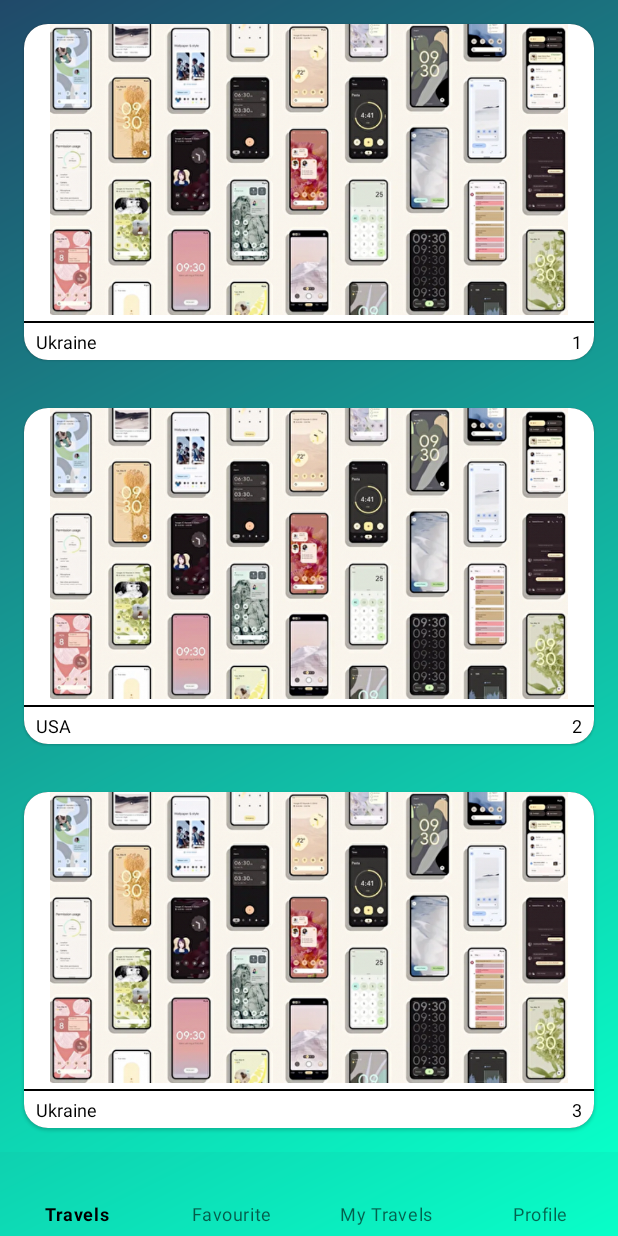
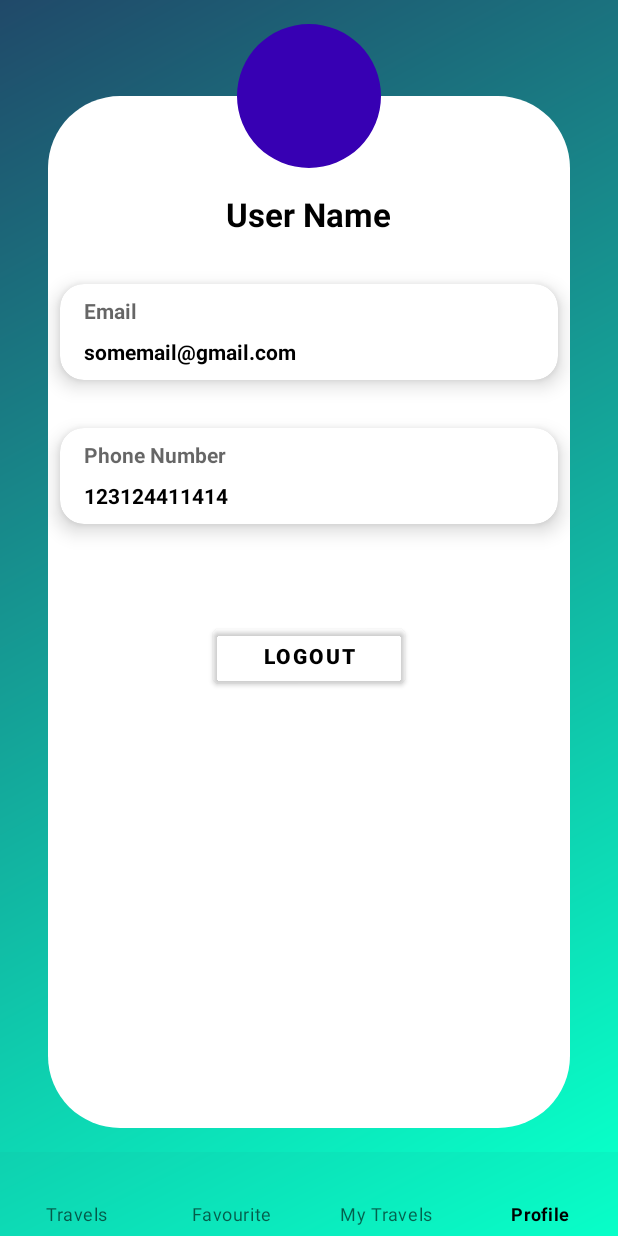
Before and after one commit to PasararAndrey/TravelProject, an Android app: the screen it shows after launch (MainActivity), on a phone screen of 412 x 824 dp. Run offline under Robolectric (Android 15) with nearby library versions, the phone set to English and light mode, and no system bars; our stand-ins replace Dagger/Hilt's generated code, navigation-ui.

Commit message:
-Added profile and general travel information screens -Fixed small bottom navigation issues

```diff
--- a/app/src/main/java/com/travelproject/presentation/travels/TravelsFragment.kt
+++ b/app/src/main/java/com/travelproject/presentation/travels/TravelsFragment.kt
@@ -2,8 +2,8 @@ package com.travelproject.presentation.travels
 
 import android.os.Bundle
 import android.view.View
-import android.widget.Toast
 import androidx.fragment.app.Fragment
+import androidx.navigation.fragment.findNavController
 import androidx.recyclerview.widget.LinearLayoutManager
 import com.travelproject.R
 import com.travelproject.databinding.FragmentTravelsBinding
@@ -21,7 +21,8 @@ class TravelsFragment : Fragment(R.layout.fragment_travels) {
         _binding = FragmentTravelsBinding.bind(view)
         val mAdapter = TravelsAdapter(
             TravelsListener { travelId: Int ->
-                Toast.makeText(requireContext(), "${travelId} pressed", Toast.LENGTH_LONG).show()
+                val action = TravelsFragmentDirections.actionTravelsFragmentToTravelGeneralFragment().setTravelId(travelId)
+                findNavController().navigate(action)
             })
 
 
--- /dev/null
+++ b/app/src/main/res/drawable/profile_bg.xml
@@ -0,0 +1,9 @@
+<?xml version="1.0" encoding="utf-8"?>
+<selector xmlns:android="http://schemas.android.com/apk/res/android">
+    <item>
+        <shape android:shape="rectangle">
+            <solid android:color="@color/white" />
+            <corners android:radius="48dp" />
+        </shape>
+    </item>
+</selector>
--- /dev/null
+++ b/app/src/main/res/drawable/profile_img.xml
@@ -0,0 +1,9 @@
+<?xml version="1.0" encoding="utf-8"?>
+<selector xmlns:android="http://schemas.android.com/apk/res/android">
+    <item>
+        <shape android:shape="rectangle" >
+            <solid android:color="@color/purple_700"/>
+            <corners android:radius="32dp"/>
+        </shape>
+    </item>
+</selector>
--- a/app/src/main/res/layout/fragment_profile.xml
+++ b/app/src/main/res/layout/fragment_profile.xml
@@ -1,14 +1,135 @@
 <?xml version="1.0" encoding="utf-8"?>
-<FrameLayout xmlns:android="http://schemas.android.com/apk/res/android"
+<androidx.coordinatorlayout.widget.CoordinatorLayout xmlns:android="http://schemas.android.com/apk/res/android"
+    xmlns:app="http://schemas.android.com/apk/res-auto"
     android:layout_width="match_parent"
     android:layout_height="match_parent"
-    >
+    xmlns:tools="http://schemas.android.com/tools"
+    android:background="@drawable/main_bg">
 
-    <TextView
+    <LinearLayout
+        android:id="@+id/profile_constraint"
         android:layout_width="match_parent"
-        android:layout_height="wrap_content"
-        android:layout_gravity="center"
-        android:text="Profile"
-        android:textAlignment="center"
-        android:textSize="64sp" />
-</FrameLayout>
+        android:layout_height="match_parent"
+        android:layout_marginStart="32dp"
+        android:layout_marginTop="64dp"
+        android:layout_marginEnd="32dp"
+        android:layout_marginBottom="16dp"
+        android:background="@drawable/profile_bg"
+        android:orientation="vertical">
+
+        <TextView
+            android:id="@+id/name"
+            android:layout_width="wrap_content"
+            android:layout_height="wrap_content"
+            android:layout_gravity="center"
+            android:layout_marginTop="64dp"
+            android:text="User Name"
+            android:textColor="@color/black"
+            android:textSize="22sp"
+            android:textStyle="bold" />
+
+        <androidx.cardview.widget.CardView
+            android:layout_width="match_parent"
+            android:layout_height="64dp"
+            android:layout_marginStart="8dp"
+            android:layout_marginTop="32dp"
+            android:layout_marginEnd="8dp"
+            app:cardBackgroundColor="@color/white"
+            app:cardCornerRadius="16dp"
+            app:cardElevation="8dp">
+
+            <LinearLayout
+                android:layout_width="match_parent"
+                android:layout_height="match_parent"
+                android:orientation="vertical">
+
+                <TextView
+                    android:layout_width="wrap_content"
+                    android:layout_height="wrap_content"
+                    android:layout_marginStart="16dp"
+                    android:layout_marginTop="8dp"
+                    android:text="Email"
+                    android:textColor="@color/black_60"
+                    android:textSize="14sp"
+                    android:textStyle="bold" />
+
+                <TextView
+                    android:layout_width="wrap_content"
+                    android:layout_height="wrap_content"
+                    android:layout_marginStart="16dp"
+                    android:layout_marginTop="8dp"
+                    android:text="somemail@gmail.com"
+                    android:textColor="@color/black"
+                    android:textSize="14sp"
+                    android:textStyle="bold" />
+
+            </LinearLayout>
+
+        </androidx.cardview.widget.CardView>
+
+
+        <androidx.cardview.widget.CardView
+            android:layout_width="match_parent"
+            android:layout_height="64dp"
+            android:layout_marginStart="8dp"
+            android:layout_marginTop="32dp"
+            android:layout_marginEnd="8dp"
+            app:cardBackgroundColor="@color/white"
+            app:cardCornerRadius="16dp"
+            app:cardElevation="8dp">
+
+            <LinearLayout
+                android:layout_width="match_parent"
+                android:layout_height="match_parent"
+                android:orientation="vertical">
+
+                <TextView
+                    android:layout_width="wrap_content"
+                    android:layout_height="wrap_content"
+                    android:layout_marginStart="16dp"
+                    android:layout_marginTop="8dp"
+                    android:text="Phone Number"
+                    android:textColor="@color/black_60"
+                    android:textSize="14sp"
+                    android:textStyle="bold" />
+
+                <TextView
+                    android:layout_width="wrap_content"
+                    android:layout_height="wrap_content"
+                    android:layout_marginStart="16dp"
+                    android:layout_marginTop="8dp"
+                    android:text="123124411414"
+                    android:textColor="@color/black"
+                    android:textSize="14sp"
+                    android:textStyle="bold" />
+
+            </LinearLayout>
+
+        </androidx.cardview.widget.CardView>
+
+
+        <Button
+            android:layout_width="128dp"
+            android:layout_height="wrap_content"
+            android:backgroundTint="@android:color/transparent"
+            android:elevation="0dp"
+            android:layout_marginTop="64dp"
+            android:text="Logout"
+            android:textColor="@color/black"
+            android:textStyle="bold"
+            android:layout_gravity="center"
+            tools:ignore="HardcodedText" />
+
+    </LinearLayout>
+
+    <com.google.android.material.imageview.ShapeableImageView
+        android:id="@+id/profile_image"
+        android:layout_width="96dp"
+        android:layout_height="96dp"
+        android:layout_gravity="center|top"
+        android:layout_marginTop="16dp"
+        android:src="@drawable/profile_img"
+        app:shapeAppearance="@android:color/transparent"
+        app:shapeAppearanceOverlay="@style/Circular" />
+
+</androidx.coordinatorlayout.widget.CoordinatorLayout>
--- a/app/src/main/res/menu/bottom_nav_menu.xml
+++ b/app/src/main/res/menu/bottom_nav_menu.xml
@@ -2,16 +2,17 @@
 <menu xmlns:android="http://schemas.android.com/apk/res/android">
     <item
         android:id="@+id/travelsFragment"
-        android:title="Travels"
-        />
+        android:title="Travels" />
     <item
         android:id="@+id/favouriteFragment"
         android:title="Favourite" />
 
     <item
+        android:id="@+id/userTravelsFragment"
+        android:title="My Travels" />
+
+    <item
         android:id="@+id/profileFragment"
-        android:title="My Travels" />
-    <item
-        android:id="@+id/userTravelsFragment"
         android:title="Profile" />
+
 </menu>
--- a/app/src/main/res/navigation/nav_graph_main.xml
+++ b/app/src/main/res/navigation/nav_graph_main.xml
@@ -3,13 +3,18 @@
     xmlns:app="http://schemas.android.com/apk/res-auto"
     xmlns:tools="http://schemas.android.com/tools"
     android:id="@+id/nav_graph_main.xml"
-    app:startDestination="@id/travelsFragment">
+    app:startDestination="@id/profileFragment">
 
     <fragment
         android:id="@+id/travelsFragment"
         android:name="com.travelproject.presentation.travels.TravelsFragment"
         android:label="TravelsFragment"
-        tools:layout="@layout/fragment_travels" />
+        tools:layout="@layout/fragment_travels">
+        <action
+            android:id="@+id/action_travelsFragment_to_travelGeneralFragment"
+            app:destination="@id/travelGeneralFragment"
+            />
+    </fragment>
     <fragment
         android:id="@+id/favouriteFragment"
         android:name="com.travelproject.presentation.favourite.FavouriteFragment"
@@ -25,6 +30,17 @@
         android:name="com.travelproject.presentation.profile.ProfileFragment"
         android:label="ProfileFragment"
         tools:layout="@layout/fragment_profile" />
+    <fragment
+        android:id="@+id/travelGeneralFragment"
+        android:name="com.travelproject.presentation.travelgeneral.TravelGeneralFragment"
+        android:label="TravelGeneralFragment"
+        tools:layout="@layout/fragment_general_travel">
+        <argument
+            android:name="travelId"
+            android:defaultValue="-1"
+            app:argType="integer"
+            app:nullable="false" />
+    </fragment>
 
 
 </navigation>
--- a/app/src/main/res/values/styles.xml
+++ b/app/src/main/res/values/styles.xml
@@ -1,9 +1,12 @@
 <?xml version="1.0" encoding="utf-8"?>
 <resources>
-
     <style name="Divider">
         <item name="android:layout_width">360dp</item>
         <item name="android:layout_height">1dp</item>
         <item name="android:background">@color/black</item>
     </style>
+
+    <style name="Circular" >
+        <item name="cornerSize">50%</item>
+    </style>
 </resources>
```
Also changed, not shown: app/src/main/java/com/travelproject/presentation/travelgeneral/TravelGeneralFragment.kt (added, +25 -0 lines), app/src/main/res/layout/fragment_general_travel.xml (added, +96 -0 lines).
